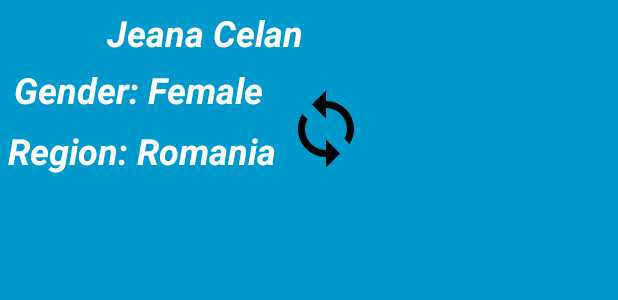
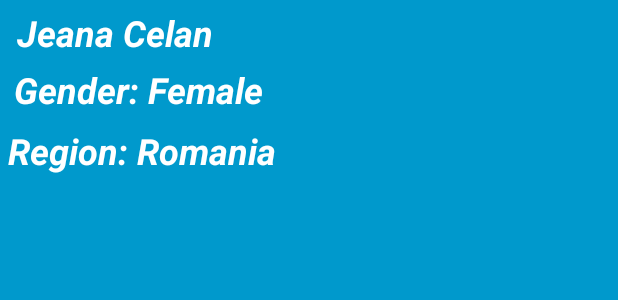
Before and after one commit to lilggamegenius/Person-Generator, an Android app: the layout person_generator_widget_activity.xml on its own in the app's theme, with its tools: preview values and no code run, on a phone screen of 412 x 824 dp. Shown: the top 300 px of the screen. Run offline under Robolectric (Android 15) with nearby library versions, the phone set to English and light mode, and no system bars.

Commit message:
Cleaned up some things
Signed-off-by: Gabe Gonzalez <lilggamegenius@gmail.com>

```diff
--- a/app/src/main/java/net/lilggamegenius/persongenerator/MainActivity.java
+++ b/app/src/main/java/net/lilggamegenius/persongenerator/MainActivity.java
@@ -77,8 +77,8 @@ public class MainActivity extends AppCompatActivity
 		// Obtain the FirebaseAnalytics instance.
 		mFirebaseAnalytics = FirebaseAnalytics.getInstance(this);
 
-		// todo throw into another thread
 
+		new Thread(() -> {
 			genderValues = getResources().getStringArray(R.array.pref_gender_values);
 
 			sharedPreferences = PreferenceManager.getDefaultSharedPreferences(this);
@@ -133,6 +133,7 @@ public class MainActivity extends AppCompatActivity
 
 			// Write a message to the database
 			mDatabase = FirebaseDatabase.getInstance().getReference();
+		}).start();
 	}
 
 	@AddTrace(name = "getNewPersonTrace")
--- a/app/src/main/res/layout/person_generator_widget_activity.xml
+++ b/app/src/main/res/layout/person_generator_widget_activity.xml
@@ -1,5 +1,4 @@
 <RelativeLayout xmlns:android="http://schemas.android.com/apk/res/android"
-    xmlns:app="http://schemas.android.com/apk/res-auto"
     xmlns:tools="http://schemas.android.com/tools"
     android:layout_width="match_parent"
     android:layout_height="match_parent"
@@ -8,13 +7,13 @@
 
     <TextView
         android:id="@+id/widget_name"
-        android:layout_width="wrap_content"
+        android:layout_width="189dp"
         android:layout_height="wrap_content"
         android:layout_alignParentStart="true"
         android:layout_alignParentLeft="true"
         android:layout_alignParentTop="true"
-        android:layout_marginStart="71dp"
-        android:layout_marginLeft="71dp"
+        android:layout_marginStart="11dp"
+        android:layout_marginLeft="11dp"
         android:layout_marginTop="5dp"
         android:background="#09C"
         android:contentDescription="@string/widget_name_desc"
@@ -59,15 +58,14 @@
 
     <ImageView
         android:id="@+id/widget_refresh"
-        android:layout_width="56dp"
-        android:layout_height="57dp"
+        android:layout_width="245dp"
+        android:layout_height="113dp"
         android:layout_below="@+id/widget_name"
         android:layout_alignParentStart="true"
         android:layout_alignParentLeft="true"
-        android:layout_marginStart="189dp"
-        android:layout_marginLeft="189dp"
-        android:layout_marginTop="19dp"
-        android:contentDescription="@string/widget_refresh_desc"
-        app:srcCompat="@drawable/ic_sync_black_24dp" />
+        android:layout_marginStart="0dp"
+        android:layout_marginLeft="0dp"
+        android:layout_marginTop="-37dp"
+        android:contentDescription="@string/widget_refresh_desc" />
 
 </RelativeLayout>
```
Lines whose indentation alone changed are shown as unchanged.
